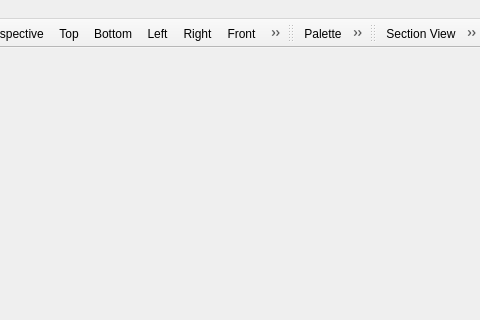
Old version of the form VoxCAD/src/main/VoxCad.ui in the repository liusida/gpuVoxels; both pictures show x 271 to 751 and y 0 to 320 of the 751 by 478 pixel window.
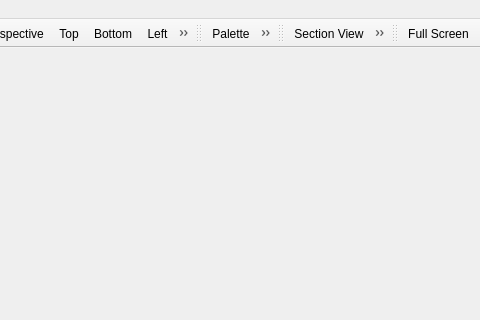
New version of the form. Icons and pictures are not drawn.

Commit message: Full Screen Mode

```diff
--- a/VoxCAD/src/main/VoxCad.ui
+++ b/VoxCAD/src/main/VoxCad.ui
@@ -286,6 +286,18 @@
    <addaction name="actionLayer_Back"/>
    <addaction name="actionLayer_Forward"/>
   </widget>
+  <widget class="QToolBar" name="OtherToolBar">
+   <property name="windowTitle">
+    <string>toolBar</string>
+   </property>
+   <attribute name="toolBarArea">
+    <enum>TopToolBarArea</enum>
+   </attribute>
+   <attribute name="toolBarBreak">
+    <bool>false</bool>
+   </attribute>
+   <addaction name="actionFull_Screen"/>
+  </widget>
   <action name="actionOpen">
    <property name="icon">
     <iconset resource="../../VoxCad.qrc">
@@ -791,6 +803,21 @@
     <string>History</string>
    </property>
   </action>
+  <action name="actionFull_Screen">
+   <property name="checkable">
+    <bool>false</bool>
+   </property>
+   <property name="icon">
+    <iconset resource="../../VoxCad.qrc">
+     <normaloff>:/Icons/assets/Icons/FullScreen.png</normaloff>:/Icons/assets/Icons/FullScreen.png</iconset>
+   </property>
+   <property name="text">
+    <string>Full Screen</string>
+   </property>
+   <property name="shortcut">
+    <string>F11</string>
+   </property>
+  </action>
  </widget>
  <layoutdefault spacing="6" margin="11"/>
  <resources>
```
Left out of the diff: 1 changed line with no effect on the pictures. The commit also changes 6 other files.
